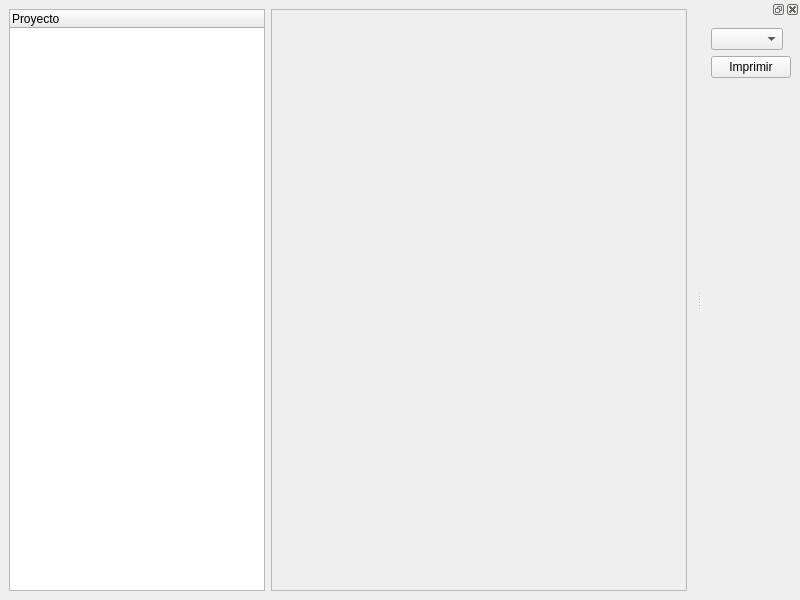
This is ui/home.ui in victorloal/Mauri as Qt 5 draws it before an edit. The edited form follows.
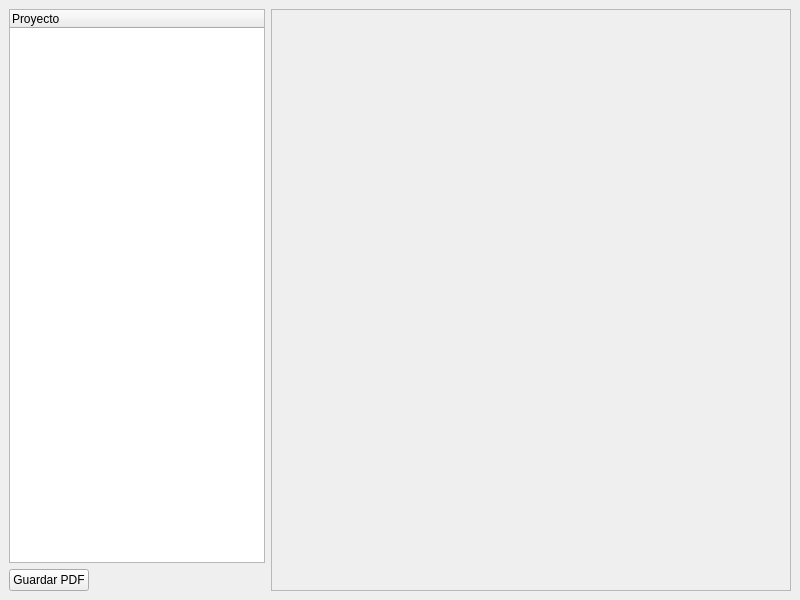
This is the edited form.

Patch:
```diff
--- a/ui/home.ui
+++ b/ui/home.ui
@@ -16,9 +16,11 @@
   <widget class="QWidget" name="centralwidget">
    <layout class="QHBoxLayout" name="horizontalLayout">
     <item>
+     <layout class="QVBoxLayout" name="verticalLayout_4">
+      <item>
      <widget class="QTreeWidget" name="treeWidget">
       <property name="sizePolicy">
-       <sizepolicy hsizetype="Maximum" vsizetype="Expanding">
+         <sizepolicy hsizetype="Fixed" vsizetype="Expanding">
         <horstretch>0</horstretch>
         <verstretch>0</verstretch>
        </sizepolicy>
@@ -31,6 +33,21 @@
      </widget>
     </item>
     <item>
+       <widget class="QPushButton" name="pushButton">
+        <property name="sizePolicy">
+         <sizepolicy hsizetype="Maximum" vsizetype="Maximum">
+          <horstretch>0</horstretch>
+          <verstretch>0</verstretch>
+         </sizepolicy>
+        </property>
+        <property name="text">
+         <string>Guardar PDF</string>
+        </property>
+       </widget>
+      </item>
+     </layout>
+    </item>
+    <item>
      <widget class="QScrollArea" name="scrollArea">
       <property name="widgetResizable">
        <bool>true</bool>
@@ -40,7 +57,7 @@
         <rect>
          <x>0</x>
          <y>0</y>
-         <width>421</width>
+         <width>516</width>
          <height>580</height>
         </rect>
        </property>
@@ -54,57 +71,6 @@
     </item>
    </layout>
   </widget>
-  <widget class="QDockWidget" name="dockWidget">
-   <property name="sizePolicy">
-    <sizepolicy hsizetype="Maximum" vsizetype="Preferred">
-     <horstretch>0</horstretch>
-     <verstretch>0</verstretch>
-    </sizepolicy>
-   </property>
-   <attribute name="dockWidgetArea">
-    <number>2</number>
-   </attribute>
-   <widget class="QWidget" name="dockWidgetContents">
-    <layout class="QVBoxLayout" name="verticalLayout_2">
-     <item>
-      <widget class="QComboBox" name="comboBox">
-       <property name="sizePolicy">
-        <sizepolicy hsizetype="Maximum" vsizetype="Fixed">
-         <horstretch>0</horstretch>
-         <verstretch>0</verstretch>
-        </sizepolicy>
-       </property>
-      </widget>
-     </item>
-     <item>
-      <widget class="QPushButton" name="pushButton">
-       <property name="sizePolicy">
-        <sizepolicy hsizetype="Maximum" vsizetype="Fixed">
-         <horstretch>0</horstretch>
-         <verstretch>0</verstretch>
-        </sizepolicy>
-       </property>
-       <property name="text">
-        <string>Imprimir</string>
-       </property>
-      </widget>
-     </item>
-     <item>
-      <spacer name="verticalSpacer">
-       <property name="orientation">
-        <enum>Qt::Vertical</enum>
-       </property>
-       <property name="sizeHint" stdset="0">
-        <size>
-         <width>20</width>
-         <height>40</height>
-        </size>
-       </property>
-      </spacer>
-     </item>
-    </layout>
-   </widget>
-  </widget>
  </widget>
  <resources/>
  <connections/>
```
Left out of the diff: 6 changed lines with no effect on the pictures. Lines whose indentation alone changed are shown as unchanged.
